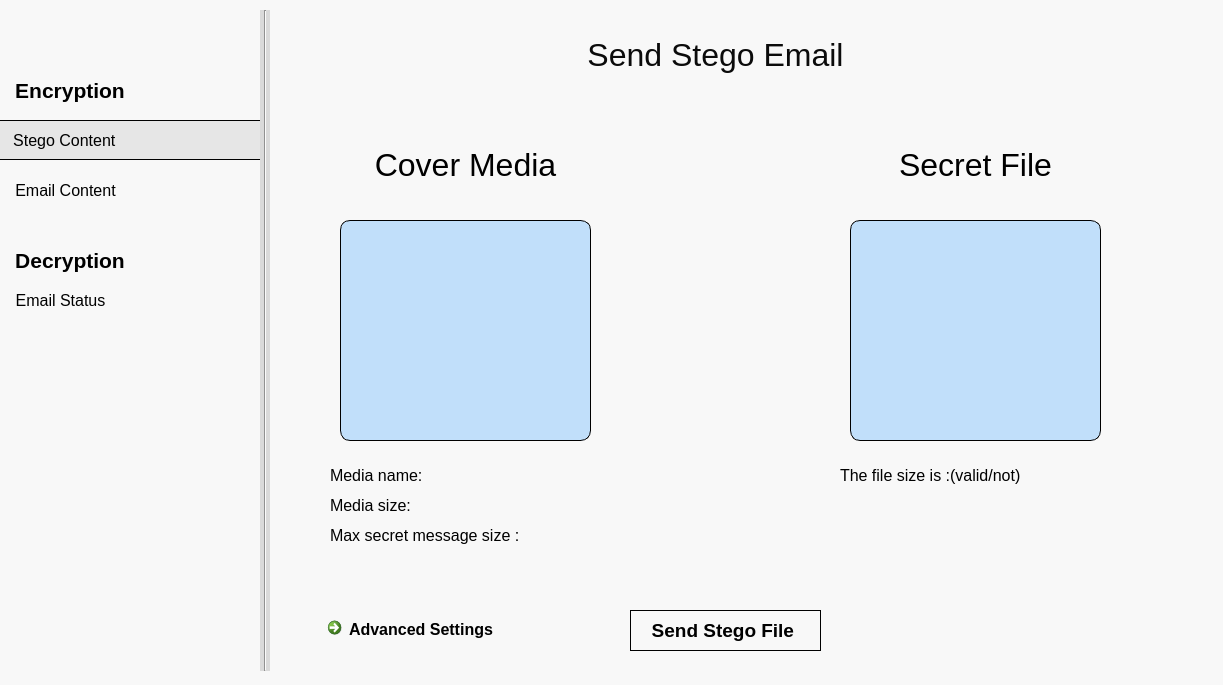
StegoMailo/Desktop-App, file UI_Files/Encryption.ui: the form before one commit.
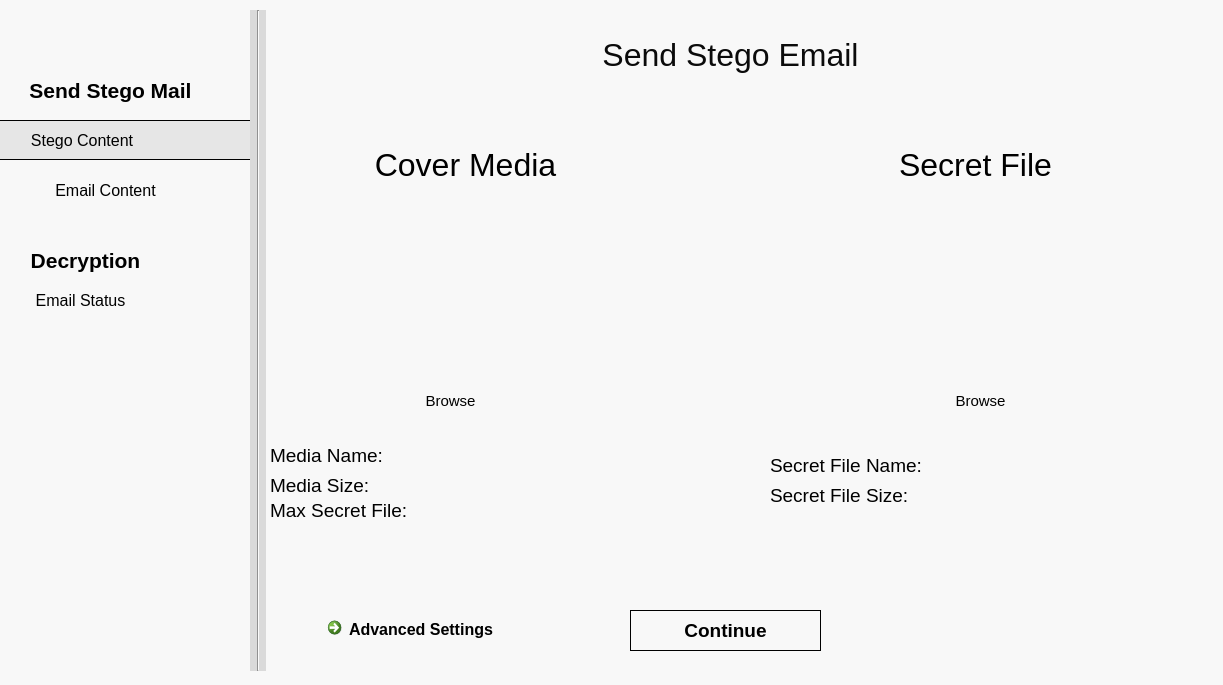
The form after the commit.

Commit message: Fixed Encryption Screens

What changed in the file:
```diff
--- a/UI_Files/Encryption.ui
+++ b/UI_Files/Encryption.ui
@@ -13,6 +13,11 @@
     <height>685</height>
    </rect>
   </property>
+  <property name="font">
+   <font>
+    <pointsize>14</pointsize>
+   </font>
+  </property>
   <property name="windowTitle">
    <string>Dialog</string>
   </property>
@@ -23,9 +28,9 @@
   <widget class="QLabel" name="label">
    <property name="geometry">
     <rect>
-     <x>570</x>
+     <x>530</x>
      <y>30</y>
-     <width>291</width>
+     <width>401</width>
      <height>51</height>
     </rect>
    </property>
@@ -59,31 +64,7 @@
     <string>&lt;html&gt;&lt;head/&gt;&lt;body&gt;&lt;p align=&quot;center&quot;&gt;&lt;span style=&quot; font-size:24pt; color:#000000;&quot;&gt;Secret File&lt;/span&gt;&lt;/p&gt;&lt;/body&gt;&lt;/html&gt;</string>
    </property>
   </widget>
-  <widget class="QLabel" name="dropMediaArea_CoverMediaLabel">
-   <property name="geometry">
-    <rect>
-     <x>340</x>
-     <y>220</y>
-     <width>251</width>
-     <height>221</height>
-    </rect>
-   </property>
-   <property name="styleSheet">
-    <string notr="true">background-color: rgb(138, 198, 253,0.5);
-border-radius:10px;
-border: 0.5px solid #000000;</string>
-   </property>
-   <property name="frameShape">
-    <enum>QFrame::Box</enum>
-   </property>
-   <property name="lineWidth">
-    <number>4</number>
-   </property>
-   <property name="text">
-    <string>&lt;html&gt;&lt;head/&gt;&lt;body&gt;&lt;p align=&quot;center&quot;/&gt;&lt;/body&gt;&lt;/html&gt;</string>
-   </property>
-  </widget>
-  <widget class="QPushButton" name="sendStegoFileButton">
+  <widget class="QPushButton" name="btnContinue">
    <property name="enabled">
     <bool>true</bool>
    </property>
@@ -110,7 +91,7 @@
 </string>
    </property>
    <property name="text">
-    <string>Send Stego File </string>
+    <string>Continue</string>
    </property>
   </widget>
   <widget class="QCommandLinkButton" name="advancedSettingsButton">
@@ -118,7 +99,7 @@
     <rect>
      <x>320</x>
      <y>610</y>
-     <width>181</width>
+     <width>221</width>
      <height>41</height>
     </rect>
    </property>
@@ -143,7 +124,7 @@
     <rect>
      <x>10</x>
      <y>280</y>
-     <width>101</width>
+     <width>141</width>
      <height>40</height>
     </rect>
    </property>
@@ -168,9 +149,9 @@
   <widget class="QPushButton" name="pushButton_3">
    <property name="geometry">
     <rect>
-     <x>10</x>
+     <x>-10</x>
      <y>70</y>
-     <width>120</width>
+     <width>241</width>
      <height>40</height>
     </rect>
    </property>
@@ -189,15 +170,15 @@
 </string>
    </property>
    <property name="text">
-    <string>Encryption</string>
+    <string>Send Stego Mail</string>
    </property>
   </widget>
   <widget class="QPushButton" name="emailContentButton">
    <property name="geometry">
     <rect>
-     <x>10</x>
+     <x>30</x>
      <y>170</y>
-     <width>111</width>
+     <width>151</width>
      <height>40</height>
     </rect>
    </property>
@@ -244,67 +225,72 @@
 background-color: rgb(230, 230, 230);</string>
    </property>
    <property name="text">
-    <string>     Stego Content</string>
+    <string>         Stego Content</string>
    </property>
   </widget>
   <widget class="QLabel" name="mediaNamelabel">
    <property name="geometry">
     <rect>
-     <x>330</x>
-     <y>460</y>
-     <width>231</width>
+     <x>270</x>
+     <y>440</y>
+     <width>351</width>
      <height>31</height>
     </rect>
    </property>
+   <property name="font">
+    <font>
+     <pointsize>14</pointsize>
+    </font>
+   </property>
    <property name="text">
-    <string>&lt;html&gt;&lt;head/&gt;&lt;body&gt;&lt;p&gt;&lt;span style=&quot; font-size:12pt; color:#000000;&quot;&gt;Media name:&lt;/span&gt;&lt;/p&gt;&lt;/body&gt;&lt;/html&gt;</string>
+    <string>Media Name:</string>
    </property>
   </widget>
   <widget class="QLabel" name="mediaSizeLabel">
    <property name="geometry">
     <rect>
-     <x>330</x>
-     <y>490</y>
+     <x>270</x>
+     <y>470</y>
      <width>251</width>
      <height>31</height>
     </rect>
    </property>
-   <property name="text">
-    <string>&lt;html&gt;&lt;head/&gt;&lt;body&gt;&lt;p&gt;&lt;span style=&quot; font-size:12pt; color:#000000;&quot;&gt;Media size:&lt;/span&gt;&lt;/p&gt;&lt;/body&gt;&lt;/html&gt;</string>
+   <property name="font">
+    <font>
+     <pointsize>14</pointsize>
+    </font>
    </property>
-  </widget>
-  <widget class="QLabel" name="maxSecretMessageSizeLabel">
-   <property name="geometry">
-    <rect>
-     <x>330</x>
-     <y>520</y>
-     <width>271</width>
-     <height>31</height>
-    </rect>
-   </property>
    <property name="text">
-    <string>&lt;html&gt;&lt;head/&gt;&lt;body&gt;&lt;p&gt;&lt;span style=&quot; font-size:12pt; color:#000000;&quot;&gt;Max secret message size :&lt;/span&gt;&lt;/p&gt;&lt;/body&gt;&lt;/html&gt;</string>
+    <string>Media Size:</string>
    </property>
   </widget>
   <widget class="QLabel" name="fileSizeValidationLabel">
    <property name="geometry">
     <rect>
-     <x>840</x>
-     <y>460</y>
+     <x>570</x>
+     <y>550</y>
      <width>291</width>
      <height>31</height>
     </rect>
    </property>
+   <property name="font">
+    <font>
+     <pointsize>14</pointsize>
+    </font>
+   </property>
    <property name="text">
-    <string>&lt;html&gt;&lt;head/&gt;&lt;body&gt;&lt;p&gt;&lt;span style=&quot; font-size:12pt; color:#000000;&quot;&gt;The file size is :(valid/not)&lt;/span&gt;&lt;/p&gt;&lt;/body&gt;&lt;/html&gt;</string>
+    <string/>
+   </property>
+   <property name="alignment">
+    <set>Qt::AlignCenter</set>
    </property>
   </widget>
   <widget class="Line" name="line">
    <property name="geometry">
     <rect>
-     <x>260</x>
+     <x>250</x>
      <y>10</y>
-     <width>10</width>
+     <width>16</width>
      <height>661</height>
     </rect>
    </property>
@@ -320,7 +306,7 @@
     <rect>
      <x>10</x>
      <y>240</y>
-     <width>120</width>
+     <width>151</width>
      <height>40</height>
     </rect>
    </property>
@@ -345,25 +331,130 @@
   <widget class="QLabel" name="dropMediaOrTextArea_SecretFileLabel">
    <property name="geometry">
     <rect>
-     <x>850</x>
-     <y>220</y>
-     <width>251</width>
-     <height>221</height>
+     <x>410</x>
+     <y>390</y>
+     <width>81</width>
+     <height>21</height>
     </rect>
    </property>
+   <property name="font">
+    <font>
+     <pointsize>11</pointsize>
+    </font>
+   </property>
    <property name="styleSheet">
-    <string notr="true">background-color: rgb(138, 198, 253,0.5);
-border-radius:10px;
-border: 0.5px solid #000000;</string>
+    <string notr="true">
+QLabel#txtCoverBrowse::hover
+{
+background-color: rgba(138, 198, 253,0.001);
+color : rgb(52, 37, 255)
+}
+
+QLabel#txtCoverBrowse{
+
+background-color: rgba(0, 0, 0, 0.001);
+color:rgb(0,0,0);
+
+}</string>
    </property>
-   <property name="frameShape">
-    <enum>QFrame::Box</enum>
+   <property name="text">
+    <string>Browse</string>
    </property>
-   <property name="lineWidth">
-    <number>4</number>
+   <property name="alignment">
+    <set>Qt::AlignCenter</set>
    </property>
+  </widget>
+  <widget class="QLabel" name="txtSecretFileBrowse">
+   <property name="geometry">
+    <rect>
+     <x>940</x>
+     <y>390</y>
+     <width>81</width>
+     <height>21</height>
+    </rect>
+   </property>
+   <property name="font">
+    <font>
+     <pointsize>11</pointsize>
+    </font>
+   </property>
+   <property name="styleSheet">
+    <string notr="true">
+QLabel#txtSecretFileBrowse::hover
+{
+background-color: rgba(138, 198, 253,0.0);
+color : rgb(52, 37, 255)
+}
+
+QLabel#txtSecretFileBrowse{
+
+background-color: rgba(138, 198, 253,0.0);
+color:rgb(0,0,0);
+
+}</string>
+   </property>
    <property name="text">
-    <string>&lt;html&gt;&lt;head/&gt;&lt;body&gt;&lt;p align=&quot;center&quot;&gt;&lt;br/&gt;&lt;/p&gt;&lt;/body&gt;&lt;/html&gt;</string>
+    <string>Browse</string>
+   </property>
+   <property name="alignment">
+    <set>Qt::AlignCenter</set>
+   </property>
+  </widget>
+  <widget class="QLabel" name="txtSecretName">
+   <property name="geometry">
+    <rect>
+     <x>770</x>
+     <y>450</y>
+     <width>231</width>
+     <height>31</height>
+    </rect>
+   </property>
+   <property name="font">
+    <font>
+     <pointsize>14</pointsize>
+    </font>
+   </property>
+   <property name="text">
+    <string>Secret File Name:</string>
+   </property>
+  </widget>
+  <widget class="QLabel" name="txtSecretSize">
+   <property name="geometry">
+    <rect>
+     <x>770</x>
+     <y>480</y>
+     <width>411</width>
+     <height>31</height>
+    </rect>
+   </property>
+   <property name="font">
+    <font>
+     <pointsize>14</pointsize>
+    </font>
+   </property>
+   <property name="text">
+    <string>Secret File Size:</string>
+   </property>
+  </widget>
+  <widget class="QLabel" name="txtMaxSecretMessageSize">
+   <property name="geometry">
+    <rect>
+     <x>270</x>
+     <y>490</y>
+     <width>391</width>
+     <height>41</height>
+    </rect>
+   </property>
+   <property name="font">
+    <font>
+     <pointsize>14</pointsize>
+    </font>
+   </property>
+   <property name="styleSheet">
+    <string notr="true">background-color: rgba(255, 255, 255, 0);</string>
+   </property>
+   <property name="text">
+    <string>Max Secret File:</string>
    </property>
   </widget>
  </widget>
```
Left out of the diff: 16 changed lines with no effect on the pictures. The commit also changes 21 other files.
